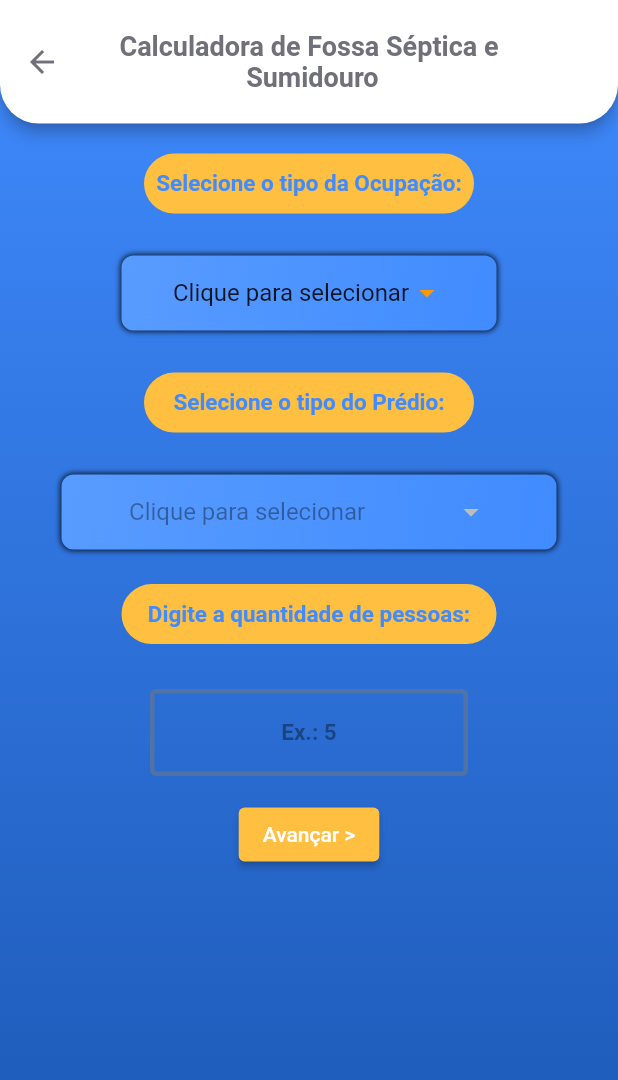
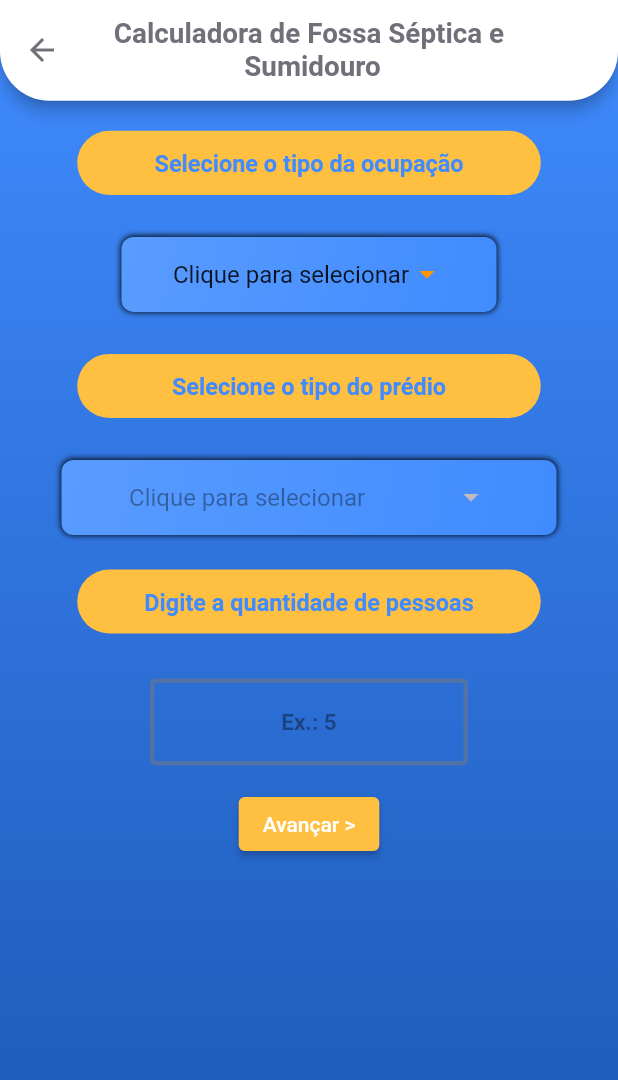
Before and after one commit to FelippeNO/fossa_septica, a Flutter app: the Tela1CalculoFossa screen opened directly, on a phone screen of 412 x 824 dp. Shown: the top 1080 px of the screen. Run offline on Flutter 3.47's test engine with Material 2 defaults, Android fonts, the phone set to English and light mode, and no system bars; our stand-ins replace splashscreen.

Commit message:
New changes

```diff
--- a/lib/core/colors.dart
+++ b/lib/core/colors.dart
@@ -4,4 +4,5 @@ class AppColors {
   static const Color supernova = Color.fromRGBO(255, 191, 64, 1);
   static const Color dodgerBluePRIMARY = Color.fromRGBO(64, 139, 255, 1);
   static const Color denimSECUNDARY = Color.fromRGBO(27, 87, 179, 1);
+  static const Color rollingStone = Color.fromRGBO(112, 112, 122, 1);
 }
--- a/lib/core/scale.dart
+++ b/lib/core/scale.dart
@@ -5,6 +5,7 @@ class Scale {
   static late double heightDevice;
 
   static double width(double percentage) => (widthDevice / 100) * percentage;
+  static double textSize(double size) => (widthDevice / 1000) * size;
 
   static void init(BuildContext context) {
     Size screenSize = MediaQuery.of(context).size;
@@ -12,3 +13,9 @@ class Scale {
     heightDevice = screenSize.height;
   }
 }
+
+class AppFontSize {
+  static double s1 = Scale.width(4.5);
+  static double s2 = Scale.width(3.8);
+  static double appBarTitleH1 = Scale.width(6);
+}
--- a/lib/ui/home2.dart
+++ b/lib/ui/home2.dart
@@ -4,6 +4,7 @@ import 'package:flutter/material.dart';
 import 'package:fossa_septica/core/colors.dart';
 import 'package:fossa_septica/core/scale.dart';
 import 'package:fossa_septica/ui/widgets/orange_box.dart';
+import 'package:fossa_septica/ui/widgets/rounded_primary_appbar.dart';
 import 'package:fossa_septica/ui/widgets/square_button.dart';
 import 'package:fossa_septica/ui/tela1calculo_fossa.dart';
 
@@ -19,17 +20,10 @@ class _Fossa_Septica2State extends State<Fossa_Septica2> {
   Widget build(BuildContext context) {
     return Scaffold(
       extendBodyBehindAppBar: true,
-      appBar: AppBar(
-        toolbarHeight: MediaQuery.of(context).size.height * 0.15,
-        shape: RoundedRectangleBorder(borderRadius: BorderRadius.vertical(bottom: Radius.circular(26))),
-        backgroundColor: Colors.white,
-        centerTitle: true,
-        title: Text(
-          "Calculadora de Fossa Séptica e"
-          "\n Sumidouro",
-          textAlign: TextAlign.center,
-          style: TextStyle(color: Color.fromRGBO(112, 112, 122, 1), fontSize: 21.0, fontWeight: FontWeight.bold),
-        ),
+      appBar: RoundedPrimaryAppBar(
+        height: 1.5,
+        isHome: true,
+        fontSize: AppFontSize.appBarTitleH1,
       ),
       body: Center(
         child: Container(
@@ -55,6 +49,7 @@ class _Fossa_Septica2State extends State<Fossa_Septica2> {
                             padding: EdgeInsets.all(25),
                             child: OrangeBox(
                               'O que você deseja calcular?',
+                              fontSize: AppFontSize.s1,
                             ), //fim primeiro texto com fundo laranja
                           ),
                           Padding(
--- a/lib/ui/tela1calculo_fossa.dart
+++ b/lib/ui/tela1calculo_fossa.dart
@@ -1,8 +1,11 @@
 // ignore_for_file: prefer_const_constructors
 
 import 'package:flutter/material.dart';
+import 'package:fossa_septica/core/scale.dart';
 import 'package:fossa_septica/main.dart';
 import 'package:fossa_septica/ui/tela2.dart';
+import 'package:fossa_septica/ui/widgets/orange_box.dart';
+import 'package:fossa_septica/ui/widgets/rounded_primary_appbar.dart';
 
 class Tela1CalculoFossa extends StatefulWidget {
   const Tela1CalculoFossa({Key? key}) : super(key: key);
@@ -164,18 +167,8 @@ class _Tela1CalculoFossaState extends State<Tela1CalculoFossa> {
   Widget build(BuildContext context) {
     return Scaffold(
       extendBodyBehindAppBar: true,
-      appBar: AppBar(
-        leading: BackButton(color: Color.fromRGBO(112, 112, 122, 1)),
-        toolbarHeight: MediaQuery.of(context).size.height * 0.10,
-        shape: RoundedRectangleBorder(borderRadius: BorderRadius.vertical(bottom: Radius.circular(26))),
-        backgroundColor: Colors.white,
-        centerTitle: true,
-        title: Text(
-          "Calculadora de Fossa Séptica e"
-          "\n Sumidouro",
-          textAlign: TextAlign.center,
-          style: TextStyle(color: Color.fromRGBO(112, 112, 122, 1), fontSize: 18.0, fontWeight: FontWeight.bold),
-        ),
+      appBar: RoundedPrimaryAppBar(
+        fontSize: AppFontSize.s1,
       ),
       body: Center(
         child: Container(
@@ -191,23 +184,10 @@ class _Tela1CalculoFossaState extends State<Tela1CalculoFossa> {
                 children: [
                   Padding(
                     padding: EdgeInsets.all(20),
-                    child: Container(
-                        //inicio primeiro texto com fundo laranja
-                        height: 40,
-                        width: 220,
-                        decoration: BoxDecoration(
-                            color: Color.fromRGBO(255, 191, 64, 1), //laranja padrao
-                            borderRadius: BorderRadius.all(Radius.circular(25))),
-                        child: Center(
-                          child: Text(
-                            "Selecione o tipo da Ocupação:",
-                            style: TextStyle(
-                                color: Color.fromRGBO(64, 139, 255, 1), // azul padrao
-                                fontWeight: FontWeight.bold,
-                                fontSize: 15.0),
-                            textAlign: TextAlign.center,
-                          ),
-                        )),
+                    child: OrangeBox(
+                      'Selecione o tipo da ocupação',
+                      fontSize: AppFontSize.s2,
+                    ),
                   ),
                   Padding(
                     // COMEÇA AQUI O PRIMEIRO DROPDOWN
@@ -243,23 +223,10 @@ class _Tela1CalculoFossaState extends State<Tela1CalculoFossa> {
                   ), // TERMINA AQUI O PRIMEIRO DROPDOWN
                   Padding(
                     padding: EdgeInsets.all(20),
-                    child: Container(
-                        //inicio segundo texo fundo laranja
-                        height: 40,
-                        width: 220,
-                        decoration: BoxDecoration(
-                            color: Color.fromRGBO(255, 191, 64, 1), //laranja padrao
-                            borderRadius: BorderRadius.all(Radius.circular(25))),
-                        child: Center(
-                          child: Text(
-                            "Selecione o tipo do Prédio:",
-                            style: TextStyle(
-                                color: Color.fromRGBO(64, 139, 255, 1), // azul padrao
-                                fontWeight: FontWeight.bold,
-                                fontSize: 15.0),
-                            textAlign: TextAlign.center,
-                          ),
-                        )),
+                    child: OrangeBox(
+                      'Selecione o tipo do prédio',
+                      fontSize: AppFontSize.s2,
+                    ),
                   ),
                   Padding(
                     // COMEÇA AQUI O SEGUNDO DROPDOWN
@@ -296,25 +263,11 @@ class _Tela1CalculoFossaState extends State<Tela1CalculoFossa> {
                     ),
                   ), //SEGUNDO DROPDOWN FIM
                   Padding(
-                    padding: EdgeInsets.all(15),
-                    child: Container(
-                        //inicio segundo texo fundo laranja
-                        height: 40,
-                        width: 250,
-                        decoration: BoxDecoration(
-                            color: Color.fromRGBO(255, 191, 64, 1), //laranja padrao
-                            borderRadius: BorderRadius.all(Radius.circular(25))),
-                        child: Center(
-                          child: Text(
-                            "Digite a quantidade de $tipagem:",
-                            style: TextStyle(
-                                color: Color.fromRGBO(64, 139, 255, 1), // azul padrao
-                                fontWeight: FontWeight.bold,
-                                fontSize: 15.0),
-                            textAlign: TextAlign.center,
-                          ),
-                        )),
-                  ),
+                      padding: EdgeInsets.all(15),
+                      child: OrangeBox(
+                        'Digite a quantidade de $tipagem',
+                        fontSize: AppFontSize.s2,
+                      )),
                   Padding(
                     padding: const EdgeInsets.only(left: 100.0, right: 100.0, top: 15.0, bottom: 15.0),
                     child: (TextFormField(
--- a/lib/ui/widgets/orange_box.dart
+++ b/lib/ui/widgets/orange_box.dart
@@ -4,7 +4,8 @@ import 'package:fossa_septica/core/scale.dart';
 
 class OrangeBox extends StatelessWidget {
   final String text;
-  const OrangeBox(this.text, {Key? key}) : super(key: key);
+  final double fontSize;
+  const OrangeBox(this.text, {Key? key, this.fontSize = 10}) : super(key: key);
 
   @override
   Widget build(BuildContext context) {
@@ -17,7 +18,7 @@ class OrangeBox extends StatelessWidget {
         child: Center(
           child: Text(
             text,
-            style: const TextStyle(color: AppColors.dodgerBluePRIMARY, fontWeight: FontWeight.bold, fontSize: 19.0),
+            style: TextStyle(color: AppColors.dodgerBluePRIMARY, fontWeight: FontWeight.bold, fontSize: fontSize),
             textAlign: TextAlign.center,
           ),
         ),
--- /dev/null
+++ b/lib/ui/widgets/rounded_primary_appbar.dart
@@ -0,0 +1,36 @@
+import 'package:flutter/material.dart';
+import 'package:fossa_septica/core/colors.dart';
+import 'package:fossa_septica/core/scale.dart';
+
+class RoundedPrimaryAppBar extends StatelessWidget implements PreferredSizeWidget {
+  final double fontSize;
+  final bool isHome;
+  final double height;
+
+  const RoundedPrimaryAppBar({
+    Key? key,
+    this.fontSize = 18,
+    this.isHome = false,
+    this.height = 1.2,
+  }) : super(key: key);
+
+  @override
+  Widget build(BuildContext context) {
+    return AppBar(
+      leading: isHome == true ? null : const BackButton(color: AppColors.rollingStone),
+      toolbarHeight: Scale.width(20),
+      shape: RoundedRectangleBorder(borderRadius: BorderRadius.vertical(bottom: Radius.circular(Scale.width(8)))),
+      backgroundColor: Colors.white,
+      centerTitle: true,
+      title: Text(
+        "Calculadora de Fossa Séptica e"
+        "\n Sumidouro",
+        textAlign: TextAlign.center,
+        style: TextStyle(color: AppColors.rollingStone, fontSize: fontSize, fontWeight: FontWeight.bold),
+      ),
+    );
+  }
+
+  @override
+  Size get preferredSize => Size.fromHeight(kToolbarHeight * height);
+}
```
